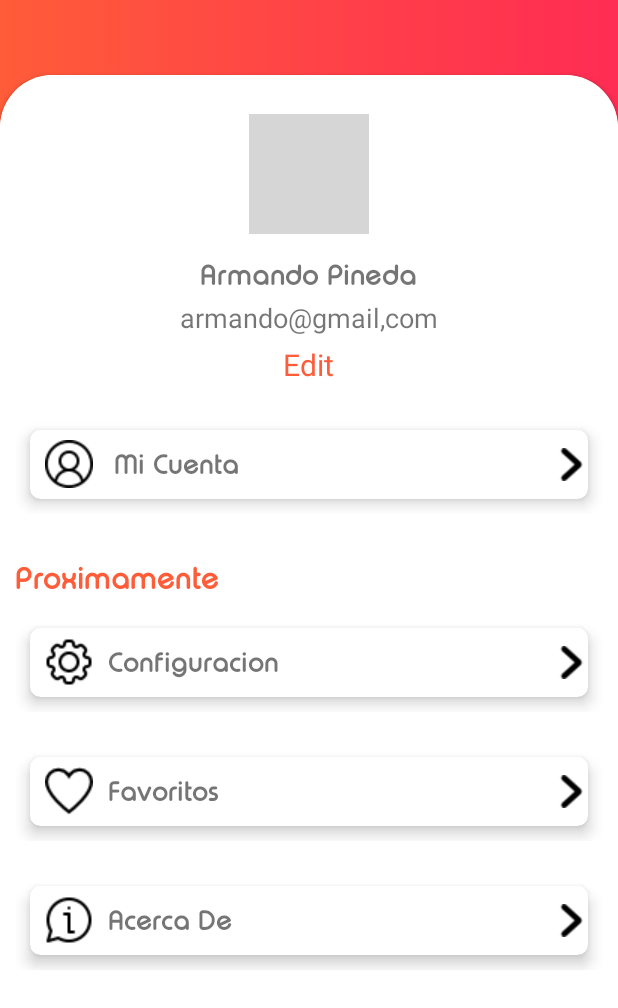
After one commit to armando260135/ParicalPics, an Android app: the Perfil screen opened directly, with no data from a screen before it, on a phone screen of 412 x 824 dp. The commit adds this screen. Shown: the top 1008 px of the screen. Run offline under Robolectric (Android 15) with nearby library versions, the phone set to English and light mode, and no system bars; grey boxes are pictures that could not be loaded.

Commit message:
IMPLEMENTACION - VISTA PERFIL
*) se implementa diseño para la zona de perfil del usuario

```diff
--- a/InventarioParciales/app/src/main/AndroidManifest.xml
+++ b/InventarioParciales/app/src/main/AndroidManifest.xml
@@ -12,6 +12,9 @@
         android:roundIcon="@mipmap/ic_launcher_round"
         android:supportsRtl="true"
         android:theme="@style/Theme.AppCompat.Light.NoActionBar">
+        <activity
+            android:name=".Perfil"
+            android:exported="false" />
         <activity
             android:name=".VerSemestres"
             android:exported="false" />
--- a/InventarioParciales/app/src/main/java/com/example/inventarioparciales/Home.java
+++ b/InventarioParciales/app/src/main/java/com/example/inventarioparciales/Home.java
@@ -34,7 +34,7 @@ public class Home extends AppCompatActivity {
     SliderAdapter adapter;
     ViewPager2 pager2;
     Drawable list[];
-    ImageView imgNotify,subirimg;
+    ImageView imgNotify,iconprofile;
     GridLayout gridMaterias;
     TextView txtsinmaterias,tvusername;
     private ProgressDialog progressDialog;
@@ -51,7 +51,7 @@ public class Home extends AppCompatActivity {
         recyclerView.setLayoutManager(new GridLayoutManager(this,2));
         dotslayout = findViewById(R.id.containerPuntos);
         pager2 = findViewById(R.id.viewPager2);
-        subirimg = findViewById(R.id.subirImg);
+        iconprofile = findViewById(R.id.profile);
         gridMaterias = findViewById(R.id.gridMaterias);
         txtsinmaterias = findViewById(R.id.txtsinmaterias);
         tvusername = findViewById(R.id.tvHomeUsername);
@@ -68,10 +68,10 @@ public class Home extends AppCompatActivity {
             }
         });
 
-        subirimg.setOnClickListener(new View.OnClickListener() {
+        iconprofile.setOnClickListener(new View.OnClickListener() {
             @Override
             public void onClick(View view) {
-                Intent iSubirImg = new Intent(Home.this, VerSemestres.class);
+                Intent iSubirImg = new Intent(Home.this, Perfil.class);
                 startActivity(iSubirImg);
             }
         });
--- /dev/null
+++ b/InventarioParciales/app/src/main/java/com/example/inventarioparciales/Perfil.java
@@ -0,0 +1,14 @@
+package com.example.inventarioparciales;
+
+import androidx.appcompat.app.AppCompatActivity;
+
+import android.os.Bundle;
+
+public class Perfil extends AppCompatActivity {
+
+    @Override
+    protected void onCreate(Bundle savedInstanceState) {
+        super.onCreate(savedInstanceState);
+        setContentView(R.layout.activity_perfil);
+    }
+}
--- /dev/null
+++ b/InventarioParciales/app/src/main/res/drawable/fondo_card_profile.xml
@@ -0,0 +1,11 @@
+<?xml version="1.0" encoding="utf-8"?>
+<layer-list xmlns:android="http://schemas.android.com/apk/res/android">
+    <item >
+        <shape android:shape="rectangle"  >
+            <corners android:radius="0dp" />
+            <solid android:color="@color/white"/>
+            <stroke android:color="@color/black"
+                android:width="1dp"/>
+        </shape>
+    </item>
+</layer-list>
--- /dev/null
+++ b/InventarioParciales/app/src/main/res/drawable/fondo_profile.xml
@@ -0,0 +1,14 @@
+<?xml version="1.0" encoding="utf-8"?>
+<layer-list xmlns:android="http://schemas.android.com/apk/res/android">
+    <item >
+        <shape android:shape="rectangle"  >
+            <corners android:radius="0dp" />
+            <gradient
+                android:angle="180"
+                android:centerColor="#ff4347"
+                android:endColor="#ff5c39"
+                android:startColor="#ff2c53"
+                />
+        </shape>
+    </item>
+</layer-list>
--- a/InventarioParciales/app/src/main/res/layout/activity_home.xml
+++ b/InventarioParciales/app/src/main/res/layout/activity_home.xml
@@ -18,7 +18,7 @@
         android:background="@drawable/fondo_home_profile">
 
         <ImageView
-            android:id="@+id/subirImg"
+            android:id="@+id/profile"
             android:layout_width="wrap_content"
             android:layout_height="match_parent"
             android:src="@drawable/account_ci"
--- /dev/null
+++ b/InventarioParciales/app/src/main/res/layout/activity_perfil.xml
@@ -0,0 +1,341 @@
+<?xml version="1.0" encoding="utf-8"?>
+<androidx.constraintlayout.widget.ConstraintLayout xmlns:android="http://schemas.android.com/apk/res/android"
+    xmlns:app="http://schemas.android.com/apk/res-auto"
+    xmlns:tools="http://schemas.android.com/tools"
+    android:layout_width="match_parent"
+    android:layout_height="match_parent"
+    android:background="@drawable/fondo_profile"
+    tools:context=".MainActivity">
+
+
+<!--    <androidx.appcompat.widget.Toolbar-->
+<!--        android:id="@+id/toolbar"-->
+<!--        android:layout_width="0dp"-->
+<!--        android:layout_height="wrap_content"-->
+<!--        android:background="#00008577"-->
+<!--        android:minHeight="?attr/actionBarSize"-->
+<!--        android:theme="?attr/actionBarTheme"-->
+<!--        app:layout_constraintEnd_toEndOf="parent"-->
+<!--        app:layout_constraintStart_toStartOf="parent"-->
+<!--        app:layout_constraintTop_toTopOf="parent"-->
+<!--        app:navigationIcon="@drawable/barramenu"-->
+<!--        />-->
+
+
+    <androidx.cardview.widget.CardView
+        android:layout_width="match_parent"
+        android:layout_height="0dp"
+        android:layout_gravity="fill|center"
+        android:layout_marginTop="50dp"
+        android:layout_marginBottom="-50dp"
+        android:elevation="80dp"
+        app:cardCornerRadius="35dp"
+        app:layout_constraintBottom_toBottomOf="parent"
+        app:layout_constraintTop_toTopOf="parent">
+
+        <ScrollView
+            android:layout_width="match_parent"
+            android:layout_height="wrap_content">
+
+            <androidx.constraintlayout.widget.ConstraintLayout
+                android:layout_width="match_parent"
+                android:layout_height="match_parent"
+                android:background="#FFFFFF">
+
+                <LinearLayout
+                    android:id="@+id/linearLayoutprofile"
+                    android:layout_width="0dp"
+                    android:layout_height="wrap_content"
+                    android:orientation="horizontal"
+                    android:padding="10dp"
+                    app:layout_constraintEnd_toEndOf="parent"
+                    app:layout_constraintHorizontal_bias="0.0"
+                    app:layout_constraintStart_toStartOf="parent"
+                    app:layout_constraintTop_toTopOf="parent">
+
+                    <RelativeLayout
+                        android:layout_width="match_parent"
+                        android:layout_height="match_parent"
+                        android:gravity="center">
+
+                        <ImageView
+                            android:id="@+id/imageView"
+                            android:layout_width="80dp"
+                            android:layout_height="80dp"
+                            android:layout_alignParentTop="true"
+                            android:layout_centerHorizontal="true"
+                            android:layout_marginTop="16dp"
+                            app:srcCompat="@drawable/logo_nuevo" />
+
+                        <TextView
+                            android:id="@+id/txtnombreprofile"
+                            android:layout_width="wrap_content"
+                            android:layout_height="wrap_content"
+                            android:layout_below="@+id/imageView"
+                            android:layout_centerHorizontal="true"
+                            android:layout_marginTop="15dp"
+                            android:fontFamily="@font/typo_round_bold_demo"
+                            android:text="Armando Pineda"
+                            android:textSize="18dp" />
+
+                        <TextView
+                            android:id="@+id/txtcorreoprofile"
+                            android:layout_width="wrap_content"
+                            android:layout_height="wrap_content"
+                            android:layout_below="@+id/txtnombreprofile"
+                            android:layout_centerHorizontal="true"
+                            android:layout_marginTop="4dp"
+                            android:text="armando@gmail,com"
+                            android:textSize="18dp" />
+
+                        <TextView
+                            android:layout_width="wrap_content"
+                            android:layout_height="wrap_content"
+                            android:layout_below="@+id/txtcorreoprofile"
+                            android:layout_centerHorizontal="true"
+                            android:layout_marginTop="5dp"
+                            android:text="Edit"
+                            android:textColor="@color/naranja_final_degradado"
+                            android:textSize="20dp" />
+
+                    </RelativeLayout>
+
+                </LinearLayout>
+
+                <LinearLayout
+                    android:id="@+id/linearLayout"
+                    android:layout_width="0dp"
+                    android:layout_height="wrap_content"
+                    android:orientation="horizontal"
+                    android:padding="10dp"
+                    app:layout_constraintEnd_toEndOf="parent"
+                    app:layout_constraintHorizontal_bias="0.0"
+                    app:layout_constraintStart_toStartOf="parent"
+                    app:layout_constraintTop_toBottomOf="@id/linearLayoutprofile">
+
+                    <androidx.cardview.widget.CardView
+                        android:id="@+id/cardMateria"
+                        android:layout_width="0dp"
+                        android:layout_height="match_parent"
+                        android:layout_margin="10dp"
+                        android:layout_weight="1"
+                        app:cardCornerRadius="7dp"
+                        app:cardElevation="6dp">
+
+                        <LinearLayout
+                            android:layout_width="match_parent"
+                            android:layout_height="match_parent"
+                            android:gravity="left"
+                            android:orientation="horizontal"
+                            android:layout_marginStart="10dp">
+
+                            <TextView
+                                android:id="@+id/txtmicuenta"
+                                android:layout_width="match_parent"
+                                android:layout_height="46dp"
+                                android:drawableStart="@drawable/userprofile"
+                                android:drawablePadding="14dp"
+                                android:gravity="center_vertical"
+                                android:text="Mi Cuenta"
+                                android:textSize="17sp"
+                                android:layout_weight="1"
+                                app:fontFamily="@font/typo_round_bold_demo" />
+
+                            <ImageView
+                                android:layout_width="22dp"
+                                android:layout_height="22dp"
+                                android:layout_below="@id/txtmicuenta"
+                                android:src="@drawable/felcha"
+                                android:layout_weight="0"
+                                android:layout_gravity="center_vertical"/>
+                        </LinearLayout>
+                    </androidx.cardview.widget.CardView>
+
+                </LinearLayout>
+
+                <LinearLayout
+                    android:id="@+id/linearLayoutproximamente"
+                    android:layout_width="0dp"
+                    android:layout_height="wrap_content"
+                    android:orientation="horizontal"
+                    android:layout_marginTop="20dp"
+                    app:layout_constraintEnd_toEndOf="parent"
+                    app:layout_constraintHorizontal_bias="0.0"
+                    app:layout_constraintStart_toStartOf="parent"
+                    app:layout_constraintTop_toBottomOf="@id/linearLayout">
+
+                        <LinearLayout
+                            android:layout_width="match_parent"
+                            android:layout_height="match_parent"
+                            android:gravity="left"
+                            android:orientation="horizontal"
+                            android:layout_marginStart="10dp">
+
+                            <TextView
+                                android:id="@+id/txtproximamente"
+                                android:layout_width="match_parent"
+                                android:layout_height="wrap_content"
+                                android:textColor="@color/naranja_final_degradado"
+                                android:gravity="center_vertical"
+                                android:text="Proximamente"
+                                android:textSize="19sp"
+                                app:fontFamily="@font/typo_round_bold_demo" />
+
+                        </LinearLayout>
+
+                </LinearLayout>
+
+                <LinearLayout
+                    android:id="@+id/linearLayout2"
+                    android:layout_width="0dp"
+                    android:layout_height="wrap_content"
+                    android:orientation="horizontal"
+                    android:padding="10dp"
+                    app:layout_constraintEnd_toEndOf="parent"
+                    app:layout_constraintHorizontal_bias="0.0"
+                    app:layout_constraintStart_toStartOf="parent"
+                    app:layout_constraintTop_toBottomOf="@+id/linearLayoutproximamente">
+
+                    <androidx.cardview.widget.CardView
+                        android:layout_width="0dp"
+                        android:layout_height="match_parent"
+                        android:layout_margin="10dp"
+                        android:layout_weight="1"
+                        app:cardCornerRadius="7dp"
+                        app:cardElevation="6dp">
+
+                        <LinearLayout
+                            android:layout_width="match_parent"
+                            android:layout_height="match_parent"
+                            android:gravity="left"
+                            android:orientation="horizontal"
+                            android:layout_marginStart="10dp">
+
+                            <TextView
+                                android:id="@+id/txtprueba1"
+                                android:layout_width="match_parent"
+                                android:layout_height="46dp"
+                                android:drawableStart="@drawable/setting"
+                                android:drawablePadding="10dp"
+                                android:gravity="center_vertical"
+                                android:text="Configuracion"
+                                android:textSize="17sp"
+                                android:layout_weight="1"
+                                app:fontFamily="@font/typo_round_bold_demo" />
+
+                            <ImageView
+                                android:layout_width="22dp"
+                                android:layout_height="22dp"
+                                android:layout_below="@id/txtmicuenta"
+                                android:src="@drawable/felcha"
+                                android:layout_weight="0"
+                                android:layout_gravity="center_vertical"/>
+
+                        </LinearLayout>
+                    </androidx.cardview.widget.CardView>
+                </LinearLayout>
+
+                <LinearLayout
+                    android:id="@+id/linearLayout3"
+                    android:layout_width="0dp"
+                    android:layout_height="wrap_content"
+                    android:orientation="horizontal"
+                    android:padding="10dp"
+                    app:layout_constraintEnd_toEndOf="parent"
+                    app:layout_constraintHorizontal_bias="0.0"
+                    app:layout_constraintStart_toStartOf="parent"
+                    app:layout_constraintTop_toBottomOf="@+id/linearLayout2">
+
+                    <androidx.cardview.widget.CardView
+                        android:id="@+id/carConsultaMa"
+                        android:layout_width="0dp"
+                        android:layout_height="match_parent"
+                        android:layout_margin="10dp"
+                        android:layout_weight="1"
+                        app:cardCornerRadius="7dp"
+                        app:cardElevation="6dp">
+
+                        <LinearLayout
+                            android:layout_width="match_parent"
+                            android:layout_height="match_parent"
+                            android:gravity="left"
+                            android:orientation="horizontal"
+                            android:layout_marginStart="10dp">
+
+                            <TextView
+                                android:id="@+id/txtprueba2"
+                                android:layout_width="match_parent"
+                                android:layout_height="46dp"
+                                android:drawableStart="@drawable/favorito"
+                                android:drawablePadding="10dp"
+                                android:gravity="center_vertical"
+                                android:text="Favoritos"
+                                android:textSize="17sp"
+                                android:layout_weight="1"
+                                app:fontFamily="@font/typo_round_bold_demo" />
+
+                            <ImageView
+                                android:layout_width="22dp"
+                                android:layout_height="22dp"
+                                android:layout_below="@id/txtmicuenta"
+                                android:src="@drawable/felcha"
+                                android:layout_weight="0"
+                                android:layout_gravity="center_vertical"/>
+
+                        </LinearLayout>
+                    </androidx.cardview.widget.CardView>
+                </LinearLayout>
+
+                <LinearLayout
+                    android:id="@+id/linearLayout4"
+                    android:layout_width="0dp"
+                    android:layout_height="wrap_content"
+                    android:orientation="horizontal"
+                    android:padding="10dp"
+                    app:layout_constraintEnd_toEndOf="parent"
+                    app:layout_constraintHorizontal_bias="0.0"
+                    app:layout_constraintStart_toStartOf="parent"
+                    app:layout_constraintTop_toBottomOf="@+id/linearLayout3">
+
+                    <androidx.cardview.widget.CardView
+                        android:id="@+id/carConsultaCa"
+                        android:layout_width="0dp"
+                        android:layout_height="match_parent"
+                        android:layout_margin="10dp"
+                        android:layout_weight="1"
+                        app:cardCornerRadius="7dp"
+                        app:cardElevation="6dp">
+
+                        <LinearLayout
+                            android:layout_width="match_parent"
+                            android:layout_height="match_parent"
+                            android:gravity="left"
+                            android:orientation="horizontal"
+                            android:layout_marginStart="10dp">
+
+                            <TextView
+                                android:id="@+id/txtpreuba3"
+                                android:layout_width="match_parent"
+                                android:layout_height="46dp"
+                                android:drawableStart="@drawable/acercade"
+                                android:drawablePadding="10dp"
+                                android:gravity="center_vertical"
+                                android:text="Acerca De"
+                                android:textSize="17sp"
+                                android:layout_weight="1"
+                                app:fontFamily="@font/typo_round_bold_demo" />
+
+                            <ImageView
+                                android:layout_width="22dp"
+                                android:layout_height="22dp"
+                                android:layout_below="@id/txtmicuenta"
+                                android:src="@drawable/felcha"
+                                android:layout_weight="0"
+                                android:layout_gravity="center_vertical"/>
+                        </LinearLayout>
+                    </androidx.cardview.widget.CardView>
+                </LinearLayout>
+            </androidx.constraintlayout.widget.ConstraintLayout>
+        </ScrollView>
+    </androidx.cardview.widget.CardView>
+</androidx.constraintlayout.widget.ConstraintLayout>
```
Also changed, not shown: InventarioParciales/app/src/main/res/drawable/acercade.png (added), InventarioParciales/app/src/main/res/drawable/favorito.png (added), InventarioParciales/app/src/main/res/drawable/felcha.png (added), InventarioParciales/app/src/main/res/drawable/setting.png (added), InventarioParciales/app/src/main/res/drawable/userprofile.png (added).
